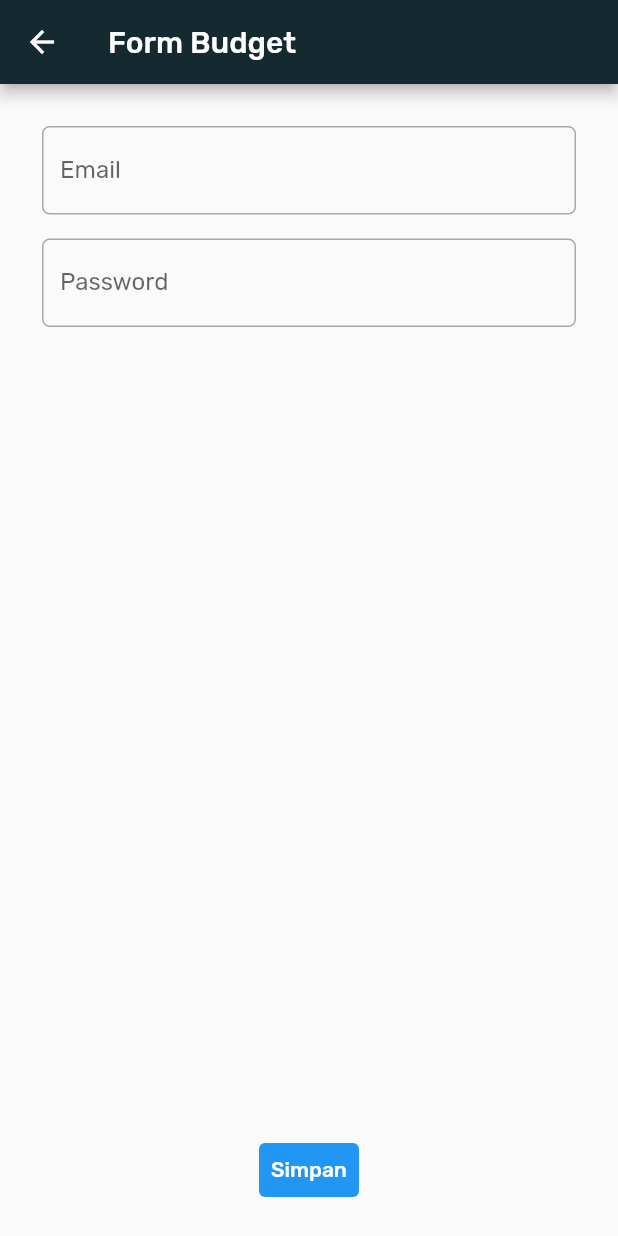
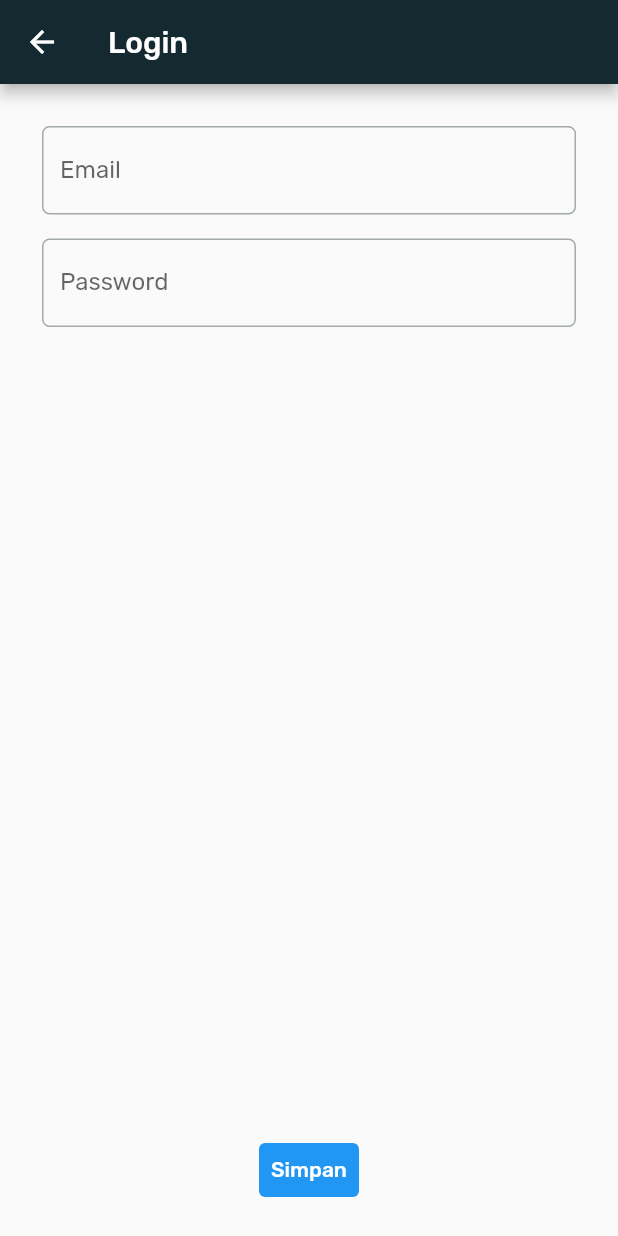
Before and after one commit to PBP-G20Project/flutter-pusat-pengaduan, a Flutter app: the screen it shows after launch, after a tap on "Login", on a phone screen of 412 x 824 dp. Run offline on Flutter 3.47's test engine with Material 2 defaults, Android fonts, the phone set to English and light mode, and no system bars; our stand-ins replace get, google_fonts.

Commit message:
update title

```diff
--- a/lib/views/login/login_screen.dart
+++ b/lib/views/login/login_screen.dart
@@ -29,7 +29,7 @@ class _LoginScreenPageState extends State<LoginScreen> {
   Widget build(BuildContext context) {
     return Scaffold(
       appBar: AppBar(
-        title: Text('Form Budget'),
+        title: Text('Login'),
       ),
       body: Form(
         key: _formKey,
```
